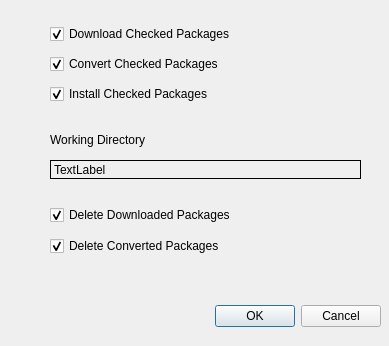
Before: the Qt Designer form kxfed_prefs_ui.ui in millerthegorilla/launchpad_rpm, drawn with Qt 5.
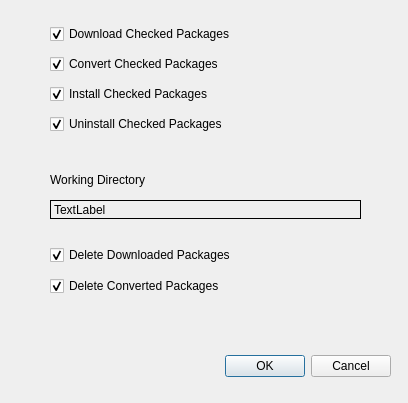
After: the same form once the commit is applied. Custom widgets are drawn as their Qt base class.

Commit message: continuing to debug processes. need to check for memory leaks, race conditions and double entry functions

What changed in the file:
```diff
--- a/kxfed_prefs_ui.ui
+++ b/kxfed_prefs_ui.ui
@@ -9,8 +9,8 @@
             <rect>
                 <x>0</x>
                 <y>0</y>
-                <width>389</width>
-                <height>346</height>
+    <width>408</width>
+    <height>403</height>
             </rect>
         </property>
         <property name="windowTitle">
@@ -19,8 +19,8 @@
         <widget class="QDialogButtonBox" name="buttonBox">
             <property name="geometry">
                 <rect>
-                    <x>40</x>
-                    <y>300</y>
+     <x>50</x>
+     <y>350</y>
                     <width>341</width>
                     <height>32</height>
                 </rect>
@@ -36,7 +36,7 @@
             <property name="geometry">
                 <rect>
                     <x>50</x>
-                    <y>130</y>
+     <y>170</y>
                     <width>151</width>
                     <height>19</height>
                 </rect>
@@ -49,7 +49,7 @@
             <property name="geometry">
                 <rect>
                     <x>50</x>
-                    <y>160</y>
+     <y>200</y>
                     <width>311</width>
                     <height>19</height>
                 </rect>
@@ -82,7 +82,7 @@
                     <x>50</x>
                     <y>20</y>
                     <width>225</width>
-                    <height>89</height>
+     <height>120</height>
                 </rect>
             </property>
             <layout class="QVBoxLayout" name="verticalLayout">
@@ -116,13 +116,23 @@
                         </property>
                     </widget>
                 </item>
+    <item>
+     <widget class="QCheckBox" name="uninstall_chkbox">
+      <property name="text">
+       <string>Uninstall Checked Packages</string>
+      </property>
+      <property name="checked">
+       <bool>true</bool>
+      </property>
+     </widget>
+    </item>
             </layout>
         </widget>
         <widget class="QWidget" name="layoutWidget_2">
             <property name="geometry">
                 <rect>
                     <x>50</x>
-                    <y>200</y>
+     <y>240</y>
                     <width>229</width>
                     <height>61</height>
                 </rect>
```
Lines whose indentation alone changed are shown as unchanged. The commit also changes 6 other files.
